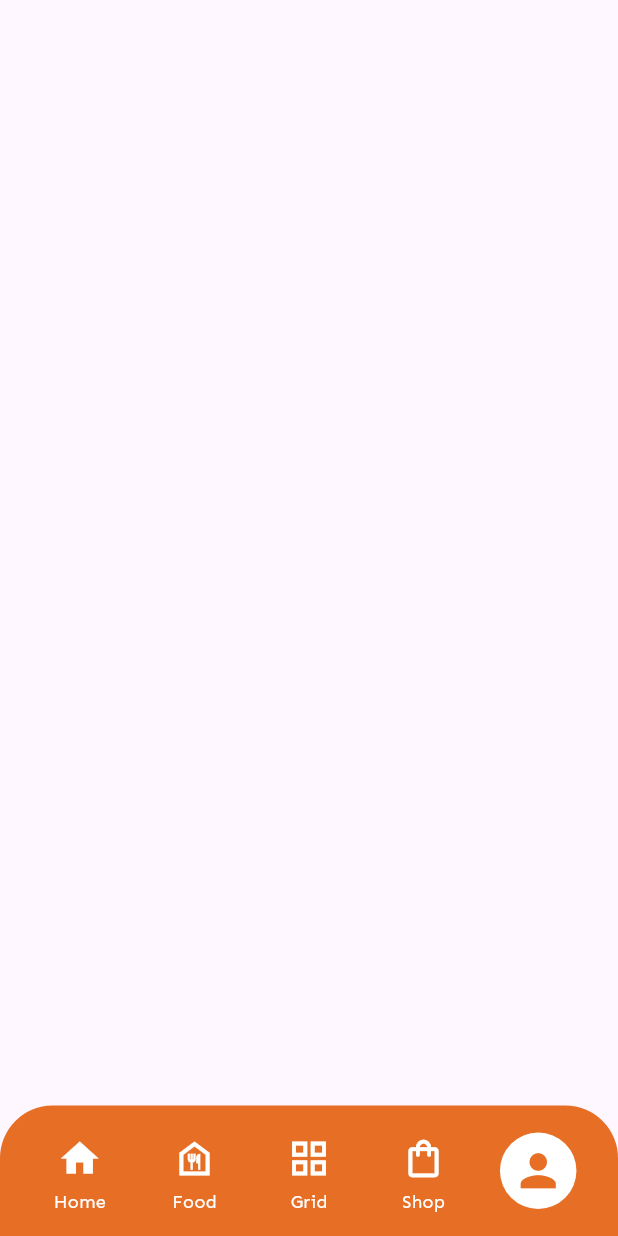
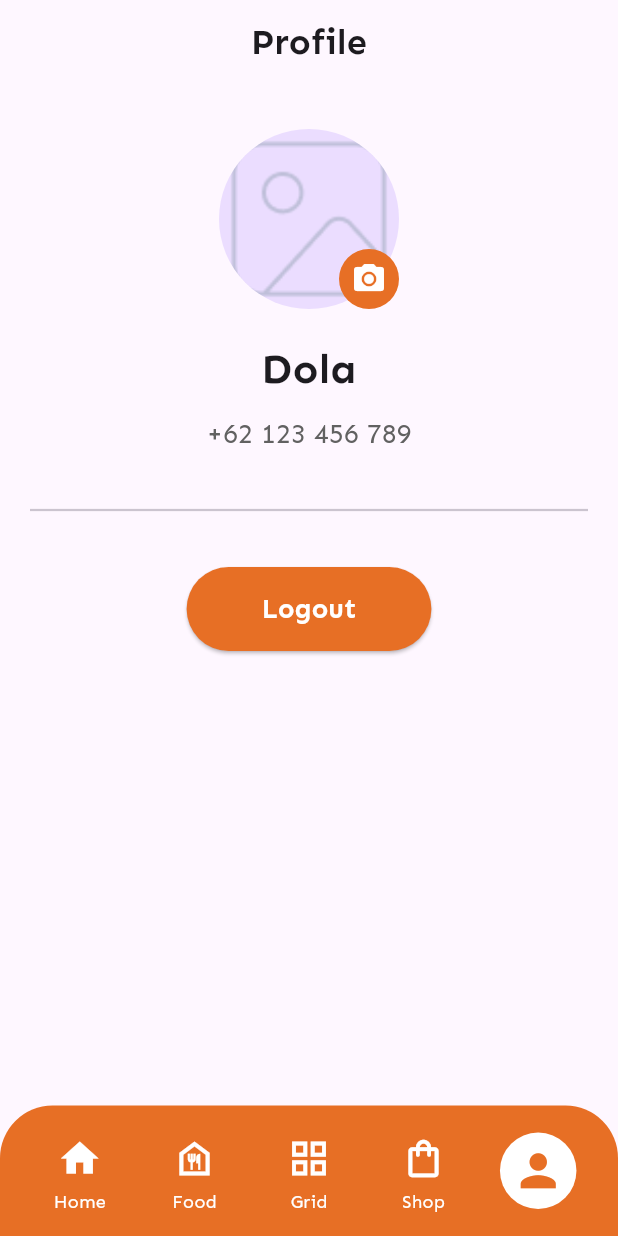
Before and after one commit to yovixtar/cafe-admin, a Flutter app: the BottomBar screen opened directly, item 5 of the bottom bar chosen, on a phone screen of 412 x 824 dp. Run offline on Flutter 3.47's test engine with Material 3 defaults, Android fonts, the light colour scheme and no system bars; our stand-ins replace google_fonts, image_picker; network calls fail.

Commit message:
Feature : Slicing Profile

```diff
--- a/lib/kategori/form_kategori.dart
+++ b/lib/Screen/kategori/form_kategori.dart
@@ -161,9 +161,8 @@ class _FormKategoriPageState extends State<FormKategoriPage> {
                             onPressed: () =>
                                 _showImageSourceActionSheet(context),
                             child: Icon(
-                              Icons.edit,
+                              Icons.camera_alt,
                               color: Colors.white,
-                              size: 30,
                             ),
                           ),
                         ),
--- a/lib/kategori/list_kategori.dart
+++ b/lib/Screen/kategori/list_kategori.dart
@@ -1,5 +1,5 @@
 import 'package:admin/color.dart';
-import 'package:admin/kategori/form_kategori.dart';
+import 'package:admin/Screen/kategori/form_kategori.dart';
 import 'package:flutter/material.dart';
 
 class ListKategori extends StatefulWidget {
--- a/lib/Screen/menu/form_menu.dart
+++ b/lib/Screen/menu/form_menu.dart
@@ -195,9 +195,8 @@ class _FormMenuPageState extends State<FormMenuPage> {
                             onPressed: () =>
                                 _showImageSourceActionSheet(context),
                             child: Icon(
-                              Icons.edit,
+                              Icons.camera_alt,
                               color: Colors.white,
-                              size: 30,
                             ),
                           ),
                         ),
--- /dev/null
+++ b/lib/Screen/profile/profile.dart
@@ -0,0 +1,107 @@
+import 'package:admin/color.dart';
+import 'package:flutter/material.dart';
+
+class ProfilePage extends StatefulWidget {
+  @override
+  _ProfilePageState createState() => _ProfilePageState();
+}
+
+class _ProfilePageState extends State<ProfilePage> {
+  @override
+  Widget build(BuildContext context) {
+    return Scaffold(
+      appBar: AppBar(
+        title: Text(
+          'Profile',
+          style: TextStyle(
+            fontSize: 24,
+            fontWeight: FontWeight.bold,
+          ),
+        ),
+        centerTitle: true,
+        elevation: 0,
+        automaticallyImplyLeading: false,
+      ),
+      body: SingleChildScrollView(
+        child: Padding(
+          padding: const EdgeInsets.symmetric(horizontal: 20.0, vertical: 30.0),
+          child: Column(
+            children: [
+              Center(
+                child: Stack(
+                  children: [
+                    CircleAvatar(
+                      radius: 60,
+                      backgroundImage: AssetImage('images/img-icon.png'),
+                    ),
+                    Positioned(
+                      bottom: 0,
+                      right: 0,
+                      child: CircleAvatar(
+                        radius: 20,
+                        backgroundColor: primaryColor,
+                        child: Icon(
+                          Icons.camera_alt,
+                          color: Colors.white,
+                        ),
+                      ),
+                    ),
+                  ],
+                ),
+              ),
+              SizedBox(height: 20),
+              Text(
+                'Dola',
+                style: TextStyle(
+                  fontSize: 28,
+                  fontWeight: FontWeight.bold,
+                ),
+              ),
+              SizedBox(height: 10),
+              Text(
+                '+62 123 456 789',
+                style: TextStyle(
+                  fontSize: 18,
+                  color: Colors.grey[700],
+                ),
+              ),
+              SizedBox(height: 30),
+              Divider(thickness: 1.5),
+              // SizedBox(height: 20),
+              // ListTile(
+              //   leading: Icon(Icons.account_circle, color: Colors.blueAccent),
+              //   title: Text('Account Settings'),
+              //   trailing: Icon(Icons.arrow_forward_ios),
+              //   onTap: () {
+              //     // Navigate to account settings
+              //   },
+              // ),
+              // Divider(thickness: 1.5),
+              SizedBox(height: 30),
+              ElevatedButton(
+                onPressed: () {
+                  // Handle logout
+                },
+                style: ElevatedButton.styleFrom(
+                  backgroundColor: primaryColor,
+                  padding: EdgeInsets.symmetric(horizontal: 50, vertical: 15),
+                  shape: RoundedRectangleBorder(
+                    borderRadius: BorderRadius.circular(30),
+                  ),
+                ),
+                child: Text(
+                  'Logout',
+                  style: TextStyle(
+                    fontSize: 18,
+                    fontWeight: FontWeight.bold,
+                    color: Colors.white,
+                  ),
+                ),
+              ),
+            ],
+          ),
+        ),
+      ),
+    );
+  }
+}
--- a/lib/bottom_bar.dart
+++ b/lib/bottom_bar.dart
@@ -1,7 +1,8 @@
 import 'package:admin/Screen/home/home_screen.dart';
 import 'package:admin/Screen/menu/list_menu.dart';
+import 'package:admin/Screen/profile/profile.dart';
 import 'package:admin/color.dart';
-import 'package:admin/kategori/list_kategori.dart';
+import 'package:admin/Screen/kategori/list_kategori.dart';
 import 'package:flutter/material.dart';
 
 class BottomBar extends StatefulWidget {
@@ -20,7 +21,7 @@ class _BottomBarState extends State<BottomBar> {
     ListMenu(),
     ListKategori(),
     Scaffold(),
-    Scaffold(),
+    ProfilePage(),
   ];
 
   @override
```
